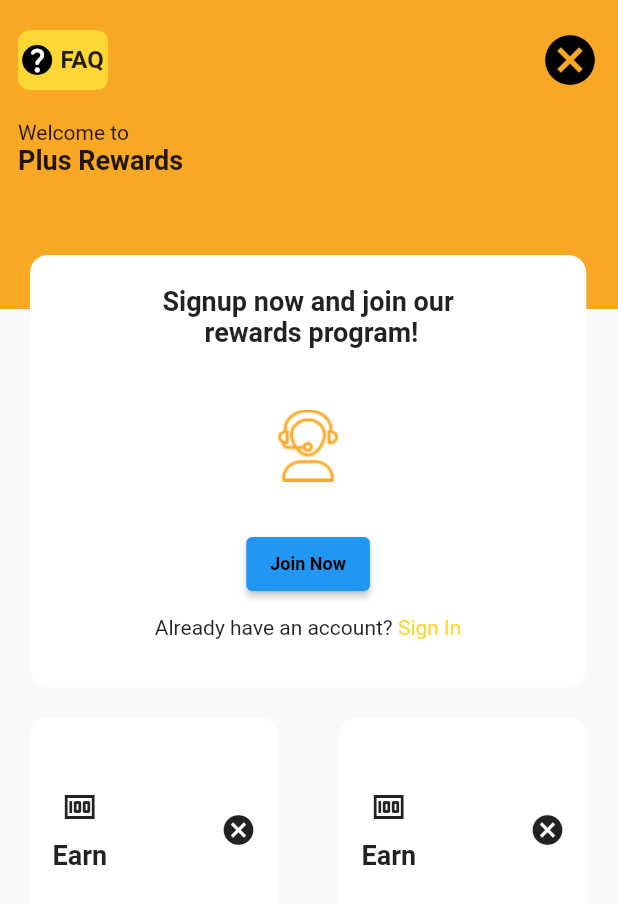
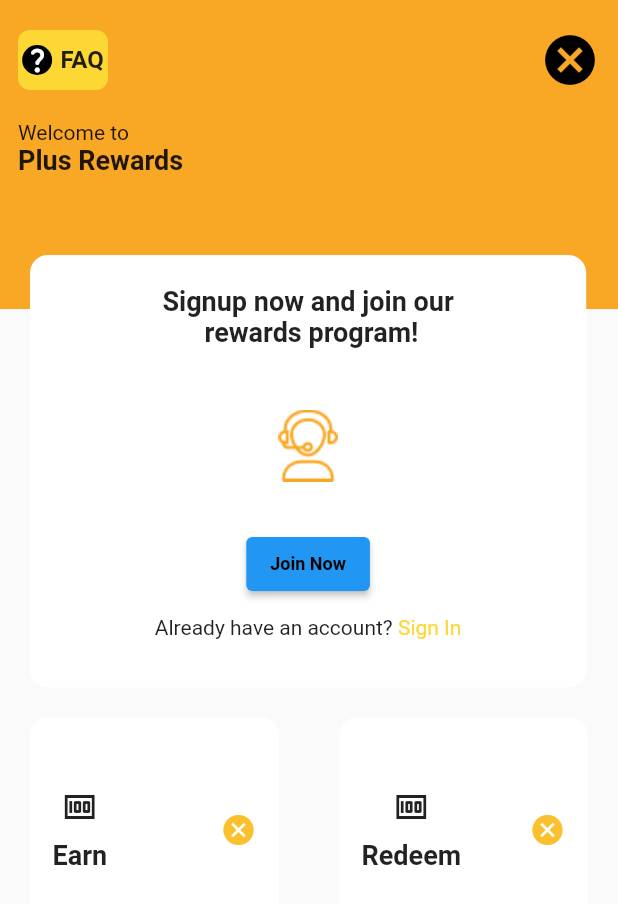
Before and after one commit to sobuur0/gameball, a Flutter app: the screen it shows after launch, on a phone screen of 412 x 824 dp. Shown: the top 904 px of the screen. Run offline on Flutter 3.47's test engine with Material 2 defaults, Android fonts, the phone set to English and light mode, and no system bars.

Commit message:
refactor action_card

```diff
--- a/lib/pages/home_page.dart
+++ b/lib/pages/home_page.dart
@@ -79,10 +79,16 @@ class _HomepageState extends State<Homepage> {
             Row(
               children: const [
                 Expanded(
-                  child: ActionCard(),
+                  child: ActionCard(
+                    action: 'Earn',
+                    actionIcon: Icons.cancel,
+                  ),
                 ),
                 Expanded(
-                  child: ActionCard(),
+                  child: ActionCard(
+                    action: 'Redeem',
+                    actionIcon: Icons.cancel,
+                  ),
                 ),
               ],
             ),
--- a/lib/widgets/action_card.dart
+++ b/lib/widgets/action_card.dart
@@ -1,7 +1,14 @@
 import 'package:flutter/material.dart';
 
 class ActionCard extends StatelessWidget {
-  const ActionCard({Key? key}) : super(key: key);
+  final String action;
+  final IconData actionIcon;
+
+  const ActionCard({
+    required this.action,
+    required this.actionIcon,
+    Key? key,
+  }) : super(key: key);
 
   @override
   Widget build(BuildContext context) {
@@ -23,22 +30,23 @@ class ActionCard extends StatelessWidget {
             children: <Widget>[
               Column(
                 mainAxisAlignment: MainAxisAlignment.center,
-                children: const <Widget>[
-                  Icon(Icons.money),
-                  SizedBox(
+                children: <Widget>[
+                  const Icon(Icons.money),
+                  const SizedBox(
                     height: 10.0,
                   ),
                   Text(
-                    'Earn',
-                    style: TextStyle(
+                    action,
+                    style: const TextStyle(
                       fontSize: 18.0,
                       fontWeight: FontWeight.bold,
                     ),
                   )
                 ],
               ),
-              const Icon(
-                Icons.cancel,
+              Icon(
+                actionIcon,
+                color: Colors.yellow.shade700,
               ),
             ],
           ),
```
